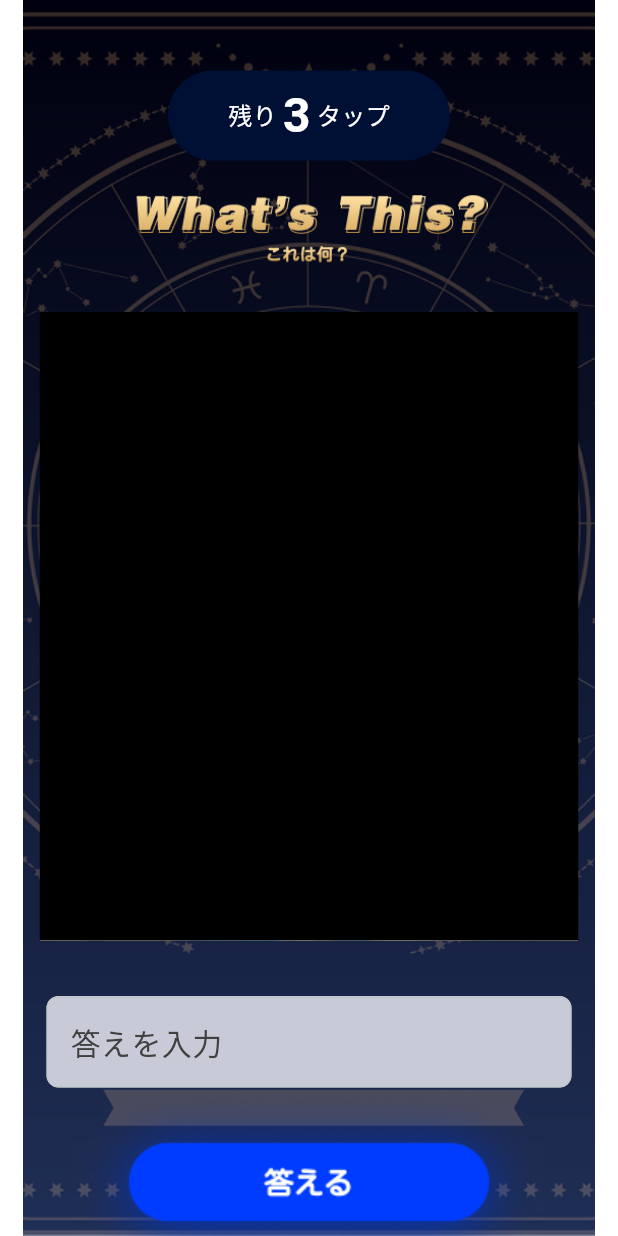
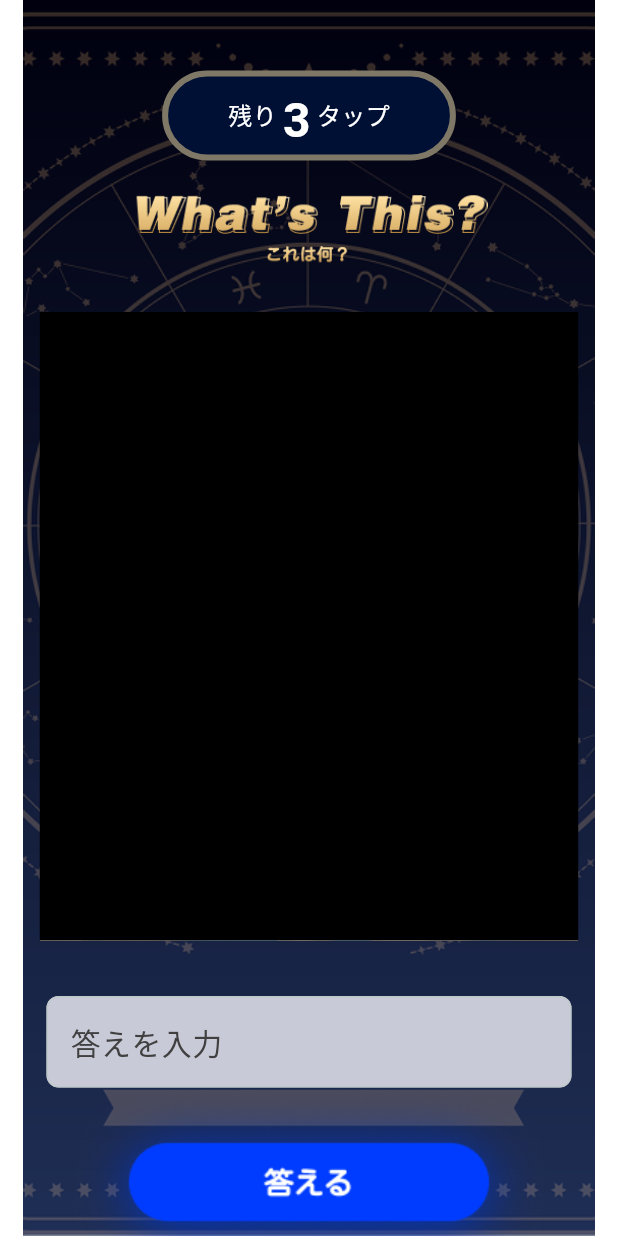
Before and after one commit to MIYAMOTO0610/galleria_ai_hackathon_2025, a Flutter app: the GamePage screen opened directly, on a phone screen of 412 x 824 dp. Run offline on Flutter 3.47's test engine with Material 3 defaults, Android fonts, the phone set to English and light mode, and no system bars; our stand-ins replace flutter_riverpod, freezed_annotation; Roboto replaces fonts that are missing (Hiragino Maru Gothic ProN).

Commit message:
feat: UI調整

```diff
--- a/lib/presentation/pages/game/game_page.dart
+++ b/lib/presentation/pages/game/game_page.dart
@@ -91,6 +91,7 @@ class _CountDown extends StatelessWidget {
       padding: const EdgeInsets.symmetric(horizontal: 40, vertical: 6),
       decoration: BoxDecoration(
         color: const Color(0xff001035),
+        border: Border.all(color: const Color(0xFF807867), width: 4),
         borderRadius: BorderRadius.circular(1000),
       ),
       child: Row(
```
